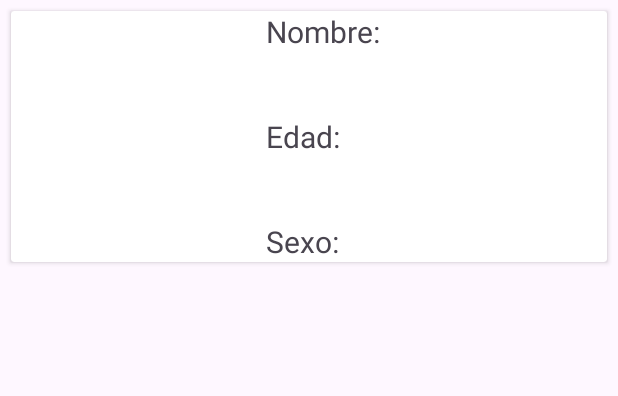
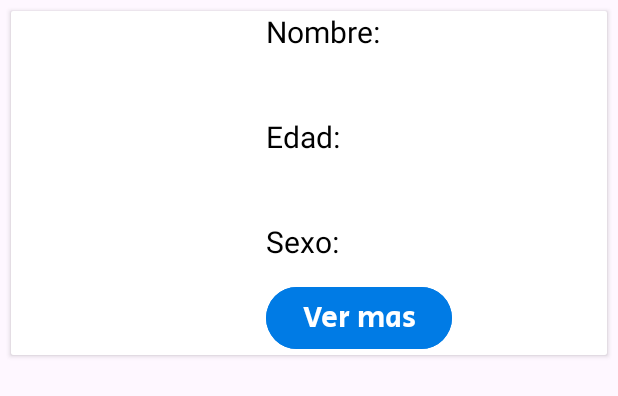
Before and after one commit to saraimiku123/adopcan, an Android app: the layout list_layout.xml on its own in the app's theme, with its tools: preview values and no code run, on a phone screen of 412 x 824 dp. Shown: the top 396 px of the screen. Run offline under Robolectric (Android 15) with nearby library versions, the phone set to English and light mode, and no system bars; network calls fail.

Commit message:
catalogo completado se ven las imagenes etiquetas titulos -v2 26-05-2024

```diff
--- a/app/src/main/java/com/example/adopcan/Adapter.java
+++ b/app/src/main/java/com/example/adopcan/Adapter.java
@@ -3,12 +3,16 @@ package com.example.adopcan;
 
 import android.content.Context;
 import androidx.annotation.NonNull;
+import androidx.cardview.widget.CardView;
 import androidx.recyclerview.widget.RecyclerView;
+
+import android.content.Intent;
 import android.view.LayoutInflater;
 import android.view.View;
 import android.view.ViewGroup;
 import android.widget.ImageView;
 import android.widget.TextView;
+import android.widget.Toast;
 
 import com.bumptech.glide.Glide;
 
@@ -41,6 +45,14 @@ public class Adapter extends RecyclerView.Adapter<Adapter.PlayerViewHolder> {
         holder.tvnombre.setText("Nombre: "+mascotas.getNombre());
         holder.tvedad.setText("Edad: "+mascotas.getEdad());
         holder.tvsexo.setText("Sexo"+mascotas.getSexo());
+
+        holder.recCard.setOnClickListener(new View.OnClickListener() {
+            @Override
+            public void onClick(View v) {
+                Toast.makeText(mCtx,"mascota"+holder.getAdapterPosition(),Toast.LENGTH_SHORT).show();
+                Intent intent = new Intent(mCtx, Ficha_MascotaFragment.class);
+            }
+        });
     }
 
     @Override
@@ -51,6 +63,8 @@ public class Adapter extends RecyclerView.Adapter<Adapter.PlayerViewHolder> {
     class PlayerViewHolder extends RecyclerView.ViewHolder {
         TextView tvnombre, tvedad, tvsexo;
         ImageView imgMascota;
+        CardView recCard;
+
 
         public PlayerViewHolder(@NonNull View itemView) {
             super(itemView);
@@ -58,6 +72,9 @@ public class Adapter extends RecyclerView.Adapter<Adapter.PlayerViewHolder> {
             tvedad = itemView.findViewById(R.id.edad_mascota);
             tvsexo = itemView.findViewById(R.id.sexo_mascota);
             imgMascota = itemView.findViewById(R.id.imagen_mascota);
+            recCard = itemView.findViewById(R.id.recCard);
+
+
         }
     }
 }
--- a/app/src/main/java/com/example/adopcan/Catalogo_MascotasFragment.java
+++ b/app/src/main/java/com/example/adopcan/Catalogo_MascotasFragment.java
@@ -1,4 +1,3 @@
-
 package com.example.adopcan;
 
 import android.os.Bundle;
--- a/app/src/main/java/com/example/adopcan/Login.java
+++ b/app/src/main/java/com/example/adopcan/Login.java
@@ -37,6 +37,7 @@ public class Login extends AppCompatActivity {
                     finish();
                 }
 
+
             }
         });
        // etiqueta de link personas que no tienen cuenta
@@ -44,6 +45,7 @@ public class Login extends AppCompatActivity {
             @Override
             public void onClick(View v) {
                 startActivity(new Intent(Login.this,RegistroUsuarios.class));
+
             }
         });
     }
--- a/app/src/main/java/com/example/adopcan/Prueba.java
+++ b/app/src/main/java/com/example/adopcan/Prueba.java
@@ -15,7 +15,8 @@ import com.google.android.material.bottomnavigation.LabelVisibilityMode;
 
 
 public class Prueba extends AppCompatActivity {
-   ActivityPruebaBinding binding;
+
+  ActivityPruebaBinding binding;
     @Override
    public void onCreate(Bundle savedInstanceState) {
         super.onCreate(savedInstanceState);
--- a/app/src/main/java/com/example/adopcan/RegistroUsuarios.java
+++ b/app/src/main/java/com/example/adopcan/RegistroUsuarios.java
@@ -37,6 +37,7 @@ public class RegistroUsuarios extends AppCompatActivity {
                     startActivity(new Intent(RegistroUsuarios.this, Prueba.class));
                     finish();
                 }
+
             }
         });
     }
--- a/app/src/main/res/layout/activity_prueba.xml
+++ b/app/src/main/res/layout/activity_prueba.xml
@@ -39,9 +39,7 @@
             android:id="@+id/bottomNavigationView"
             android:layout_width="match_parent"
             android:layout_height="wrap_content"
-
             app:menu="@menu/bottom_menu"
-
             app:labelVisibilityMode="unlabeled"
             app:itemIconTint="@color/yellow"
             android:background="@color/azulito"
--- a/app/src/main/res/layout/list_layout.xml
+++ b/app/src/main/res/layout/list_layout.xml
@@ -8,11 +8,13 @@
     <androidx.cardview.widget.CardView
         android:layout_width="match_parent"
         android:layout_height="wrap_content"
+        android:id="@+id/recCard"
         android:layout_margin="7dp">
 
         <RelativeLayout
             android:layout_width="match_parent"
-            android:layout_height="wrap_content">
+            android:layout_height="wrap_content"
+            android:background="@color/white">
 
         <ImageView
             android:id="@+id/imagen_mascota"
@@ -25,6 +27,7 @@
             android:layout_width="match_parent"
             android:layout_height="wrap_content"
             android:layout_marginStart="170dp"
+            android:textColor="@color/negro"
             android:text="Nombre:"
             android:textSize="20dp" />
 
@@ -35,6 +38,7 @@
                 android:layout_marginStart="170dp"
                 android:layout_marginTop="70dp"
                 android:textSize="20dp"
+                android:textColor="@color/negro"
                 android:text="Edad:"/>
 
 
@@ -45,8 +49,21 @@
                 android:layout_height="wrap_content"
                 android:layout_marginTop="140dp"
                 android:layout_marginStart="170dp"
+                android:textColor="@color/negro"
                 android:text="Sexo:"
                 android:textSize="20dp" />
+
+            <Button
+                android:id="@+id/boton_vermas"
+                android:layout_width="wrap_content"
+                android:layout_height="wrap_content"
+                android:layout_marginStart="170dp"
+                android:layout_marginTop="180dp"
+                android:text="Ver mas"
+                android:fontFamily="@font/secularone_regular"
+                android:textColor="@color/white"
+                android:textSize="20dp"
+                android:backgroundTint="@color/azul_claro"/>
 
         </RelativeLayout>
     </androidx.cardview.widget.CardView>
```
